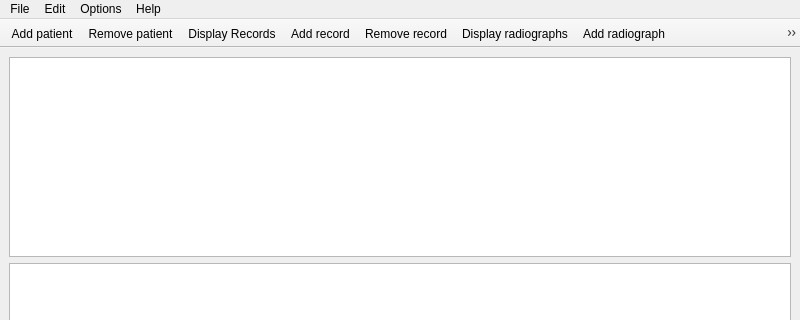
First picture: the form in forms/mainwindow.ui, repository DINOZYAVIER/hospital-manager, before the edit; both pictures show x 0 to 800 and y 0 to 320 of the 800 by 700 pixel window.
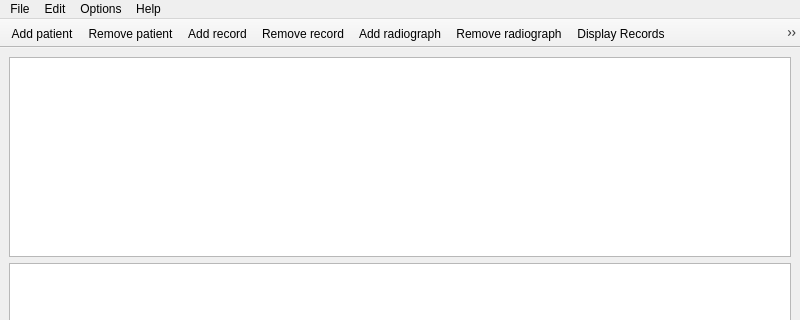
Second picture: the form after the edit. Icons and pictures are not drawn.

Commit message:
Add dialog window for adding new records
Implemented popping-up dialog window to add new records.

The edit to the form file:
```diff
--- a/forms/mainwindow.ui
+++ b/forms/mainwindow.ui
@@ -136,6 +136,9 @@
   </widget>
   <widget class="QStatusBar" name="statusbar"/>
   <widget class="QToolBar" name="toolBar">
+   <property name="enabled">
+    <bool>true</bool>
+   </property>
    <property name="minimumSize">
     <size>
      <width>0</width>
@@ -162,12 +165,12 @@
    </attribute>
    <addaction name="aAddPatient"/>
    <addaction name="aRemovePatient"/>
-   <addaction name="aDisplayRecords"/>
    <addaction name="aAddRecord"/>
    <addaction name="aRemoveRecord"/>
-   <addaction name="aDisplayRadiographs"/>
    <addaction name="aAddRadiograph"/>
    <addaction name="aRemoveRadiograph"/>
+   <addaction name="aDisplayRecords"/>
+   <addaction name="aDisplayRadiographs"/>
    <addaction name="aDisplayEverything"/>
   </widget>
   <action name="aRemovePatient">
```
The commit also changes 9 other files.
